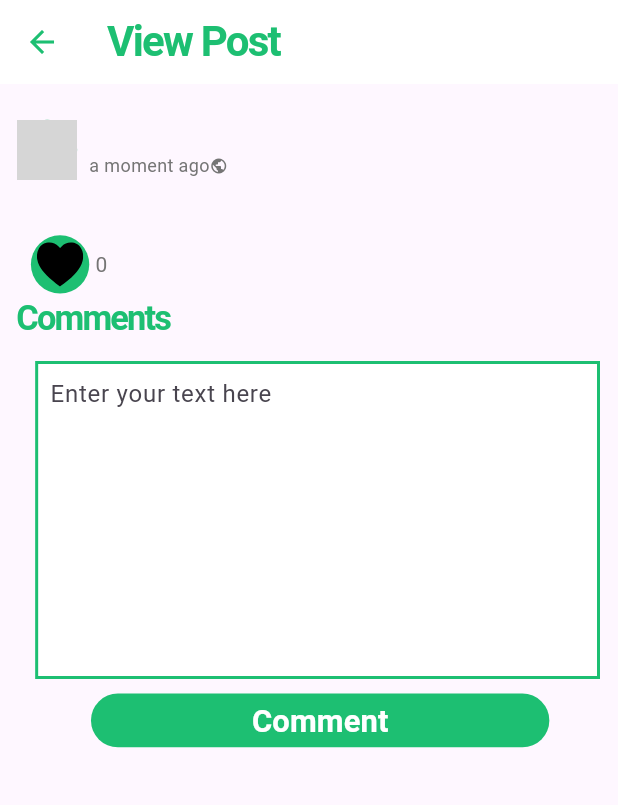
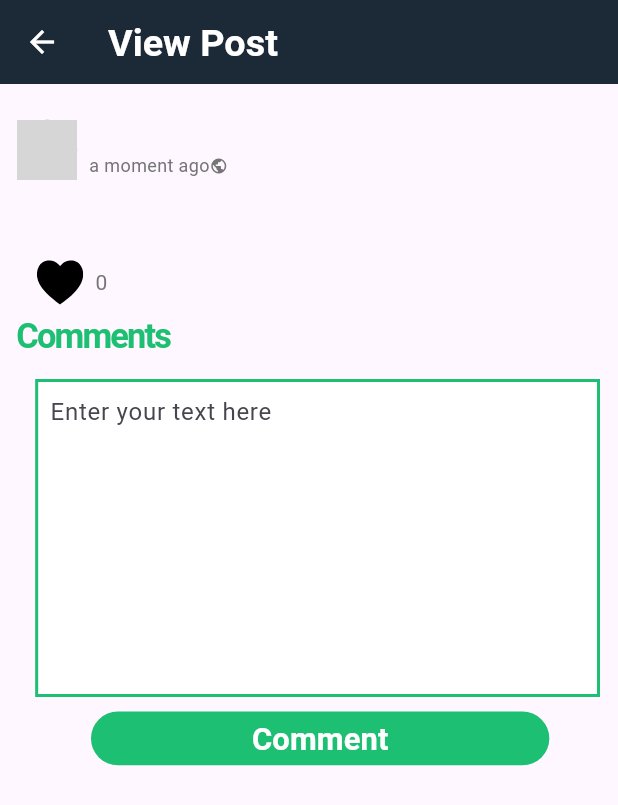
Before and after one commit to bakht200/Totomo, a Flutter app: the ViewPost screen opened directly with empty values, on a phone screen of 412 x 824 dp. Shown: the top 805 px of the screen. Run offline on Flutter 3.47's test engine with Material 2 defaults, Android fonts, the phone set to English and light mode, and no system bars; our stand-ins replace badges, cloud_firestore, dropdown_button2, file_picker, firebase_auth, firebase_core and 15 more; missing offline and left inert: camera_camera, country_pickers, easy_container, firebase_phone_auth_handler, floating_action_bubble, material_dialogs; accounts and stored records are empty; network calls fail; grey boxes are pictures that could not be loaded.

Commit message:
add and view comments implementation

```diff
--- a/lib/view/home_page.dart
+++ b/lib/view/home_page.dart
@@ -419,7 +419,7 @@ class _HomePageState extends State<HomePage>
                               itemCount: postController.postList.length,
                               itemBuilder: (BuildContext context, int index) {
                                 return PostItem(
-                                    data: postController.postList,
+                                    data: postController.postList[index],
                                     userId: userId);
                               }),
                         );
--- a/lib/view/view_post.dart
+++ b/lib/view/view_post.dart
@@ -27,19 +27,20 @@ class _ViewPostState extends State<ViewPost> {
   Widget build(BuildContext context) {
     return Scaffold(
       appBar: AppBar(
-        iconTheme: IconThemeData(color: Color(AppTheme.primaryColor)),
-        backgroundColor: Colors.white,
+        iconTheme: const IconThemeData(
+          color: Colors.white, //change your color here
+        ),
+        elevation: 0,
+        backgroundColor: Color(AppTheme.appBarBackgroundColor),
         title: Text(
           'View Post',
           style: TextStyle(
-            color: Color(AppTheme.primaryColor),
-            fontSize: 28.0,
+            color: white,
             fontWeight: FontWeight.bold,
-            letterSpacing: -1.2,
+            fontSize: 22.sp,
           ),
         ),
         centerTitle: false,
-        systemOverlayStyle: SystemUiOverlayStyle.dark,
       ),
       body: ViewContainer(data: widget.data, userId: widget.userId),
     );
@@ -73,7 +74,10 @@ class _ViewContainerState extends State<ViewContainer> {
           const SizedBox(height: 4.0),
           Padding(
             padding: EdgeInsets.only(left: 10.0.w),
-            child: Text(widget.data!['description']),
+            child: Text(
+              widget.data!['description'],
+              style: TextStyle(color: Colors.grey[600], fontSize: 20.sp),
+            ),
           ),
           widget.data['mediaUrl'].length != 0
               ? Container(
@@ -102,7 +106,6 @@ class _ViewContainerState extends State<ViewContainer> {
                 Container(
                     padding: const EdgeInsets.all(4.0),
                     decoration: BoxDecoration(
-                      color: Color(AppTheme.primaryColor),
                       shape: BoxShape.circle,
                     ),
                     child: SvgPicture.asset(
@@ -167,9 +170,14 @@ class _ViewContainerState extends State<ViewContainer> {
                                 ListTile(
                                   leading: CircleAvatar(
                                     backgroundColor:
-                                        Color(AppTheme.primaryColor),
+                                        Color(AppTheme.appBarBackgroundColor),
                                     child: Text(
-                                        "${widget.data['comment'][index]['commentedBy'].substring(0, 1)}"),
+                                      "${widget.data['comment'][index]['commentedBy'].substring(0, 1)}",
+                                      style: TextStyle(
+                                          fontSize: 15.0.sp,
+                                          fontWeight: FontWeight.bold,
+                                          color: Colors.white),
+                                    ),
                                   ),
                                   title: Text(
                                     widget.data['comment'][index]
--- a/lib/widgets/post_item.dart
+++ b/lib/widgets/post_item.dart
@@ -38,7 +38,7 @@ class PostItem extends StatelessWidget {
                       decoration: BoxDecoration(
                           shape: BoxShape.circle,
                           image: DecorationImage(
-                              image: NetworkImage(data['userImage'][0]),
+                              image: NetworkImage(data['userImage']),
                               fit: BoxFit.cover)),
                     ),
                     SizedBox(
@@ -95,7 +95,7 @@ class PostItem extends StatelessWidget {
           SizedBox(
             height: 7.h,
           ),
-          data['mediaUrl'] != []
+          data['mediaUrl'].length != 0
               ? Container(
                   height: 200.h,
                   child: ListView.builder(
@@ -206,7 +206,7 @@ class PostItem extends StatelessWidget {
                         fontWeight: FontWeight.w700,
                         color: Colors.black)),
                 TextSpan(
-                    text: data['description'],
+                    text: "  ${data['description']}",
                     style: TextStyle(
                         fontSize: 15.sp,
                         fontWeight: FontWeight.w500,
```
